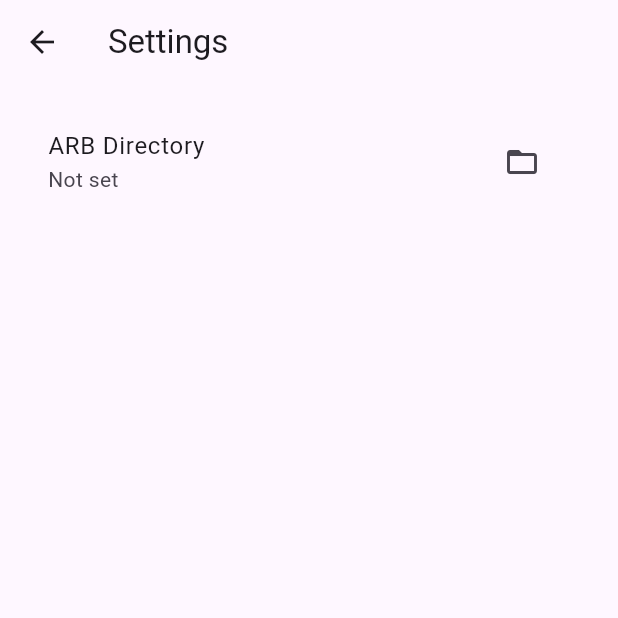
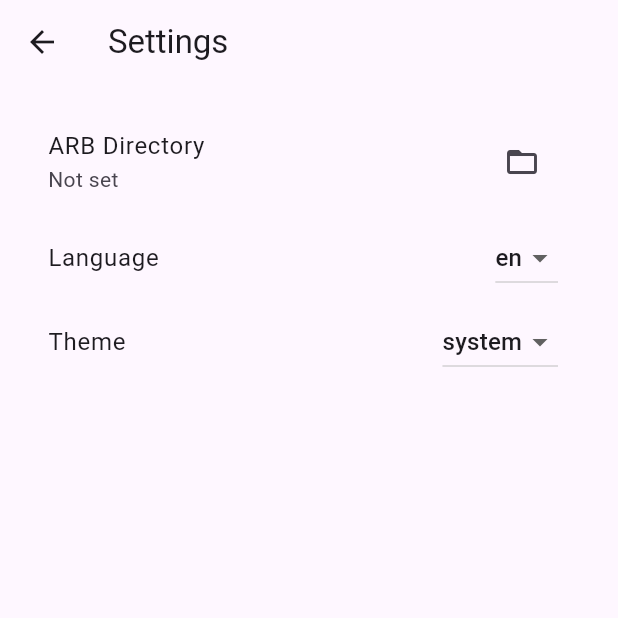
Before and after one commit to goodbaes/localization_ui_tool, a Flutter app: the screen it shows after launch, after a tap on the "settings" icon, on a phone screen of 412 x 824 dp, the top half of it. Run offline on Flutter 3.47's test engine with Material 3 defaults, Android fonts, the light colour scheme and no system bars; our stand-ins replace file_picker, flutter_bloc, freezed_annotation, get_it, go_router, shared_preferences.

Commit message:
theme, lang

```diff
--- a/lib/core/repositories/settings_repository.dart
+++ b/lib/core/repositories/settings_repository.dart
@@ -1,4 +1,10 @@
+import 'package:flutter/material.dart';
+
 abstract class SettingsRepository {
   Future<String?> get directoryPath;
   Future<void> setDirectoryPath(String path);
+  Future<Locale?> get locale;
+  Future<void> setLocale(Locale locale);
+  Future<ThemeMode?> get themeMode;
+  Future<void> setThemeMode(ThemeMode themeMode);
 }
--- a/lib/core/use_cases/get_settings_use_case.dart
+++ b/lib/core/use_cases/get_settings_use_case.dart
@@ -1,8 +1,28 @@
 import 'package:localization_ui_tool/core/repositories/settings_repository.dart';
 
+import 'package:flutter/material.dart';
+
 class Settings {
-  Settings({required this.directoryPath});
+  Settings({
+    this.directoryPath,
+    this.locale,
+    this.themeMode,
+  });
   final String? directoryPath;
+  final Locale? locale;
+  final ThemeMode? themeMode;
+
+  Settings copyWith({
+    String? directoryPath,
+    Locale? locale,
+    ThemeMode? themeMode,
+  }) {
+    return Settings(
+      directoryPath: directoryPath ?? this.directoryPath,
+      locale: locale ?? this.locale,
+      themeMode: themeMode ?? this.themeMode,
+    );
+  }
 }
 
 class GetSettingsUseCase {
@@ -11,6 +31,8 @@ class GetSettingsUseCase {
   Future<Settings> call() async {
     return Settings(
       directoryPath: await repo.directoryPath,
+      locale: await repo.locale,
+      themeMode: await repo.themeMode,
     );
   }
 }
--- a/lib/core/use_cases/save_settings_use_case.dart
+++ b/lib/core/use_cases/save_settings_use_case.dart
@@ -8,5 +8,11 @@ class SaveSettingsUseCase {
     if (settings.directoryPath != null) {
       await repo.setDirectoryPath(settings.directoryPath!);
     }
+    if (settings.locale != null) {
+      await repo.setLocale(settings.locale!);
+    }
+    if (settings.themeMode != null) {
+      await repo.setThemeMode(settings.themeMode!);
+    }
   }
 }
--- a/lib/core/utils/arb_validator.dart
+++ b/lib/core/utils/arb_validator.dart
@@ -11,7 +11,7 @@ class ArbValidator {
     if (key.startsWith('@')) {
       return l10n.keyCannotStartWithAt;
     }
-    if (!RegExp(r'^[a-zA-Z0-9_]+$').hasMatch(key)) {
+    if (!RegExp(r'^[a-zA-Z_]+$').hasMatch(key)) {
       return l10n.keyInvalidCharacters;
     }
     return null;
--- a/lib/infrastructure/repositories/local_settings_repository.dart
+++ b/lib/infrastructure/repositories/local_settings_repository.dart
@@ -1,3 +1,4 @@
+import 'package:flutter/material.dart';
 import 'package:localization_ui_tool/core/repositories/settings_repository.dart';
 import 'package:shared_preferences/shared_preferences.dart';
 
@@ -9,4 +10,24 @@ class LocalSettingsRepository implements SettingsRepository {
   Future<String?> get directoryPath => Future.value(prefs.getString('directoryPath'));
   @override
   Future<void> setDirectoryPath(String path) => prefs.setString('directoryPath', path);
+
+  @override
+  Future<Locale?> get locale async {
+    final languageCode = prefs.getString('locale');
+    if (languageCode == null) return null;
+    return Locale(languageCode);
+  }
+
+  @override
+  Future<void> setLocale(Locale locale) => prefs.setString('locale', locale.languageCode);
+
+  @override
+  Future<ThemeMode?> get themeMode async {
+    final themeModeIndex = prefs.getInt('themeMode');
+    if (themeModeIndex == null) return null;
+    return ThemeMode.values[themeModeIndex];
+  }
+
+  @override
+  Future<void> setThemeMode(ThemeMode themeMode) => prefs.setInt('themeMode', themeMode.index);
 }
--- a/lib/l10n/arb/app_localizations.dart
+++ b/lib/l10n/arb/app_localizations.dart
@@ -232,34 +232,10 @@ abstract class AppLocalizations {
   /// **'OK'**
   String get ok;
 
-  /// No description provided for @qwe.
-  ///
-  /// In en, this message translates to:
-  /// **'qwer'**
-  String get qwe;
-
-  /// No description provided for @qweg.
-  ///
-  /// In en, this message translates to:
-  /// **'r'**
-  String get qweg;
-
-  /// No description provided for @rrrrrr.
-  ///
-  /// In en, this message translates to:
-  /// **'qwe'**
-  String get rrrrrr;
-
-  /// No description provided for @qwe2.
-  ///
-  /// In en, this message translates to:
-  /// **'rqwer'**
-  String get qwe2;
-
   /// No description provided for @keyInvalidCharacters.
   ///
   /// In en, this message translates to:
-  /// **'Key can only contain alphanumeric characters and underscores.'**
+  /// **'Key can only contain characters and underscores.'**
   String get keyInvalidCharacters;
 
   /// No description provided for @translationCannotBeEmpty.
@@ -273,6 +249,48 @@ abstract class AppLocalizations {
   /// In en, this message translates to:
   /// **'Key cannot start with \"@\".'**
   String get keyCannotStartWithAt;
+
+  /// No description provided for @language.
+  ///
+  /// In en, this message translates to:
+  /// **'Language'**
+  String get language;
+
+  /// No description provided for @keyCannotContainDigits.
+  ///
+  /// In en, this message translates to:
+  /// **'Key cannot contain digits.'**
+  String get keyCannotContainDigits;
+
+  /// No description provided for @qwe.
+  ///
+  /// In en, this message translates to:
+  /// **'qwee'**
+  String get qwe;
+
+  /// No description provided for @qq.
+  ///
+  /// In en, this message translates to:
+  /// **'q'**
+  String get qq;
+
+  /// No description provided for @test.
+  ///
+  /// In en, this message translates to:
+  /// **'test'**
+  String get test;
+
+  /// No description provided for @theme.
+  ///
+  /// In en, this message translates to:
+  /// **'Theme'**
+  String get theme;
+
+  /// No description provided for @www.
+  ///
+  /// In en, this message translates to:
+  /// **'www'**
+  String get www;
 }
 
 class _AppLocalizationsDelegate
--- a/lib/main.dart
+++ b/lib/main.dart
@@ -30,12 +30,19 @@ class MyApp extends StatelessWidget {
           create: (context) => SettingsCubit(
             getSettings: getIt(),
             saveSettings: getIt(),
-          ),
+          )..load(), // Load settings when the app starts
         ),
       ],
-      child: MaterialApp.router(
+      child: BlocBuilder<SettingsCubit, SettingsState>(
+        builder: (context, state) {
+          Locale? currentLocale;
+          if (state is SettingsLoaded) {
+            currentLocale = state.settings.locale;
+          }
+          return MaterialApp.router(
             title: AppLocalizations.of(context)?.appTitle,
             routerConfig: router,
+            locale: currentLocale, // Use the locale from settings
             localizationsDelegates: const [
               AppLocalizations.delegate,
               GlobalMaterialLocalizations.delegate,
@@ -43,6 +50,11 @@ class MyApp extends StatelessWidget {
               GlobalCupertinoLocalizations.delegate,
             ],
             supportedLocales: AppLocalizations.supportedLocales,
+            theme: ThemeData.light(),
+            darkTheme: ThemeData.dark(),
+            themeMode: state is SettingsLoaded ? state.settings.themeMode : ThemeMode.system,
+          );
+        },
       ),
     );
   }
--- a/lib/presentation/screens/settings_page.dart
+++ b/lib/presentation/screens/settings_page.dart
@@ -3,6 +3,7 @@ import 'package:flutter/material.dart';
 import 'package:flutter_bloc/flutter_bloc.dart';
 import 'package:localization_ui_tool/application/bloc/settings_cubit.dart';
 import 'package:localization_ui_tool/core/use_cases/get_settings_use_case.dart';
+import 'package:localization_ui_tool/l10n/arb/app_localizations.dart';
 import 'package:localization_ui_tool/l10n/l10n.dart';
 
 class SettingsPage extends StatelessWidget {
@@ -39,10 +40,45 @@ class SettingsPage extends StatelessWidget {
                           context.read<SettingsCubit>().update(
                             Settings(
                               directoryPath: selectedDirectory,
+                              locale: state.settings.locale,
                             ),
                           );
                         }
                       },
+                    ),
+                  ),
+                  ListTile(
+                    title: Text(context.l10n.language),
+                    trailing: DropdownButton<Locale>(
+                      value: Localizations.localeOf(context),
+                      onChanged: (Locale? newLocale) {
+                        if (newLocale != null) {
+                          context.read<SettingsCubit>().updateLocale(newLocale);
+                        }
+                      },
+                      items: AppLocalizations.supportedLocales.map<DropdownMenuItem<Locale>>((Locale locale) {
+                        return DropdownMenuItem<Locale>(
+                          value: locale,
+                          child: Text(locale.languageCode),
+                        );
+                      }).toList(),
+                    ),
+                  ),
+                  ListTile(
+                    title: Text('Theme'), // TODO: Localize this string
+                    trailing: DropdownButton<ThemeMode>(
+                      value: state.settings.themeMode ?? ThemeMode.system,
+                      onChanged: (ThemeMode? newThemeMode) {
+                        if (newThemeMode != null) {
+                          context.read<SettingsCubit>().updateThemeMode(newThemeMode);
+                        }
+                      },
+                      items: ThemeMode.values.map<DropdownMenuItem<ThemeMode>>((ThemeMode themeMode) {
+                        return DropdownMenuItem<ThemeMode>(
+                          value: themeMode,
+                          child: Text(themeMode.toString().split('.').last), // Display enum name
+                        );
+                      }).toList(),
                     ),
                   ),
                 ],
```
Also changed, not shown: lib/application/bloc/settings_cubit.dart (+15 -0 lines), lib/l10n/arb/app_en.arb (+8 -6 lines), lib/l10n/arb/app_es.arb (+7 -4 lines), lib/l10n/arb/app_localizations_en.dart (+22 -13 lines), lib/l10n/arb/app_localizations_es.dart (+22 -14 lines), lib/l10n/arb/app_localizations_ru.dart (+22 -13 lines), lib/l10n/arb/app_ru.arb (+8 -6 lines), lib/presentation/screens/entry_list_page.dart (+46 -47 lines), pubspec.yaml (+27 -2 lines), assets/launcher_icon/icon.png (added), pubspec.lock, 11 other files. Lines whose indentation alone changed are shown as unchanged.
